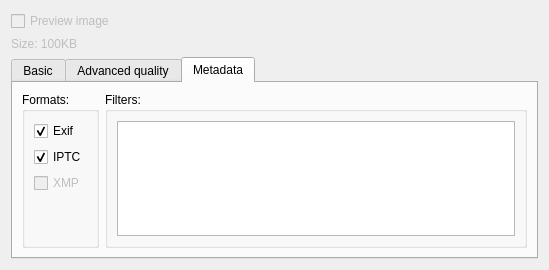
The window that filters/krita/jpeg/kis_wdg_options_jpeg.ui (KDE/calligra) describes before a commit, drawn with Qt 5.
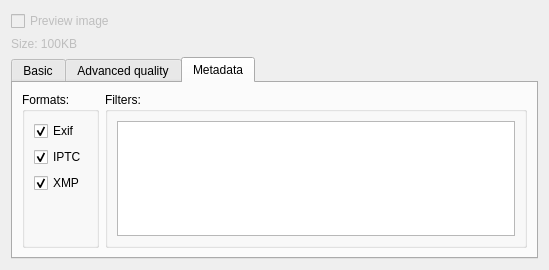
The same window after the commit. The open tabs and pages were chosen to show the change.

Commit message: enable the XMP checkbox

```diff
--- a/filters/krita/jpeg/kis_wdg_options_jpeg.ui
+++ b/filters/krita/jpeg/kis_wdg_options_jpeg.ui
@@ -326,12 +326,12 @@
           </item>
           <item>
            <widget class="QCheckBox" name="xmp" >
-            <property name="enabled" >
-             <bool>false</bool>
-            </property>
             <property name="text" >
              <string>XMP</string>
             </property>
+            <property name="checked" >
+             <bool>true</bool>
+            </property>
            </widget>
           </item>
           <item>
```
Left out of the diff: 26 changed lines with no effect on the pictures.
